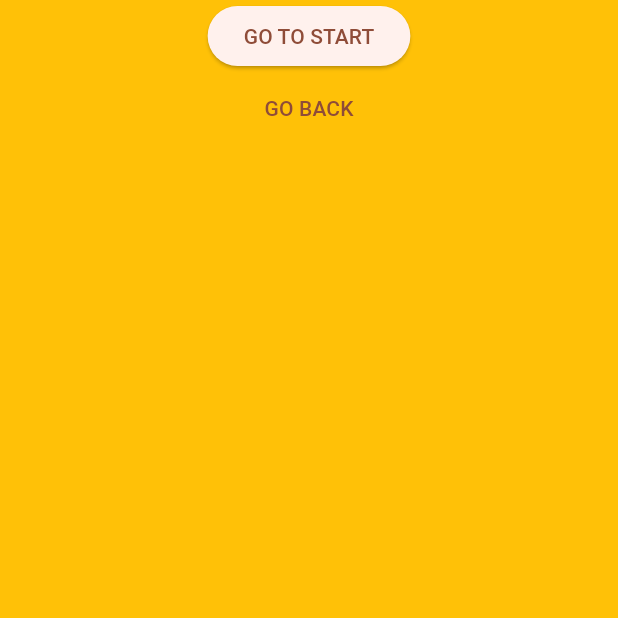
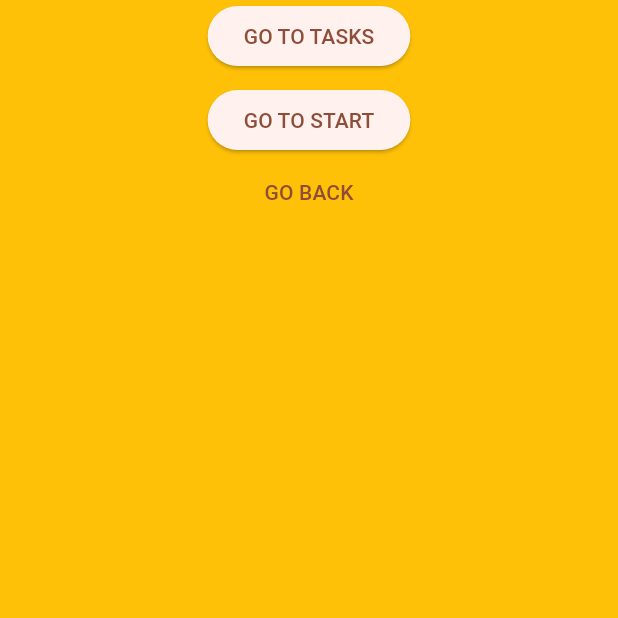
Before and after one commit to godwinnebri/TODO-APP-adaptive-layout, a Flutter app: the screen it shows after launch, after a tap on "GO BACK", on a phone screen of 412 x 824 dp, the top half of it. Run offline on Flutter 3.47's test engine with Material 2 defaults, Android fonts, the phone set to English and light mode, and no system bars; our stand-ins replace go_router.

Commit message:
added task route

```diff
--- a/lib/core/routes.dart
+++ b/lib/core/routes.dart
@@ -7,7 +7,7 @@ final GlobalKey<NavigatorState> _rootNavigatorKey =
 
 final routes = GoRouter(
   navigatorKey: _rootNavigatorKey,
-  initialLocation: '/home/start',
+  initialLocation: '/home/tasks',
   observers: [GoRouterObserver()],
   routes: [
     GoRoute(
@@ -17,6 +17,13 @@ final routes = GoRouter(
           color: Colors.amber,
           child: Column(
             children: [
+              ElevatedButton(
+                onPressed: () => context.push('/home/tasks'),
+                child: const Text(
+                  'GO TO TASKS',
+                ),
+              ),
+              const SizedBox(height: 8),
               ElevatedButton(
                 onPressed: () => context.push('/home/start'),
                 child: const Text(
@@ -46,6 +53,13 @@ final routes = GoRouter(
           child: Column(
             children: [
               ElevatedButton(
+                onPressed: () => context.push('/home/tasks'),
+                child: const Text(
+                  'GO TO TASKS',
+                ),
+              ),
+              const SizedBox(height: 8),
+              ElevatedButton(
                 onPressed: () => context.push('/home/settings'),
                 child: const Text(
                   'GO TO SETTINGS',
@@ -66,5 +80,40 @@ final routes = GoRouter(
         );
       },
     ),
+    GoRoute(
+      path: '/home/tasks',
+      builder: (context, state) {
+        return Container(
+          color: Colors.green,
+          child: Column(
+            children: [
+              ElevatedButton(
+                onPressed: () => context.push('/home/settings'),
+                child: const Text(
+                  'GO TO SETTINGS',
+                ),
+              ),
+              const SizedBox(height: 8),
+              ElevatedButton(
+                onPressed: () => context.push('/home/settings'),
+                child: const Text(
+                  'GO TO START',
+                ),
+              ),
+              TextButton(
+                onPressed: () {
+                  if (context.canPop()) {
+                    context.pop();
+                  } else {
+                    context.push('/home/settings');
+                  }
+                },
+                child: const Text('GO BACK'),
+              ),
+            ],
+          ),
+        );
+      },
+    ),
   ],
 );
```
